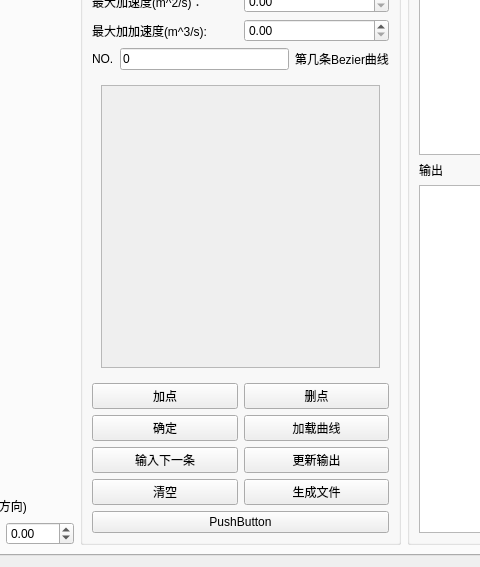
Old version of the form pages/pagepath.ui in the repository BUPT-RobotTeam/ToolBox; both pictures show x 433 to 913 and y 348 to 915 of the 1216 by 915 pixel window.
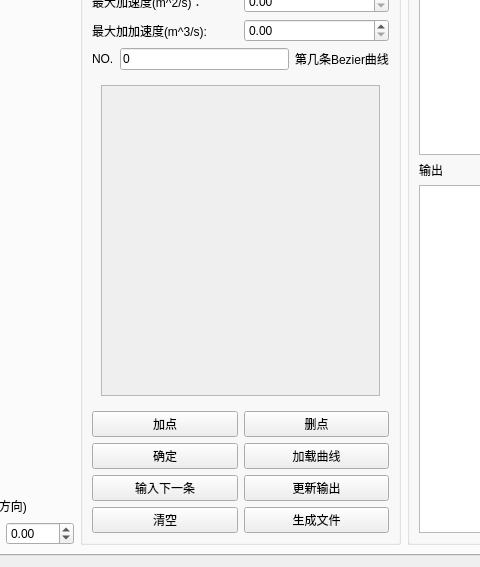
New version of the form. Icons and pictures are not drawn. Custom widgets are drawn as their Qt base class.

```diff
--- a/pages/pagepath.ui
+++ b/pages/pagepath.ui
@@ -656,7 +656,7 @@
                   <x>0</x>
                   <y>0</y>
                   <width>233</width>
-                  <height>255</height>
+                  <height>289</height>
                  </rect>
                 </property>
                 <property name="sizePolicy">
@@ -761,13 +761,6 @@
             </item>
            </layout>
           </item>
-          <item>
-           <widget class="QPushButton" name="button">
-            <property name="text">
-             <string>PushButton</string>
-            </property>
-           </widget>
-          </item>
          </layout>
         </widget>
        </item>
```
